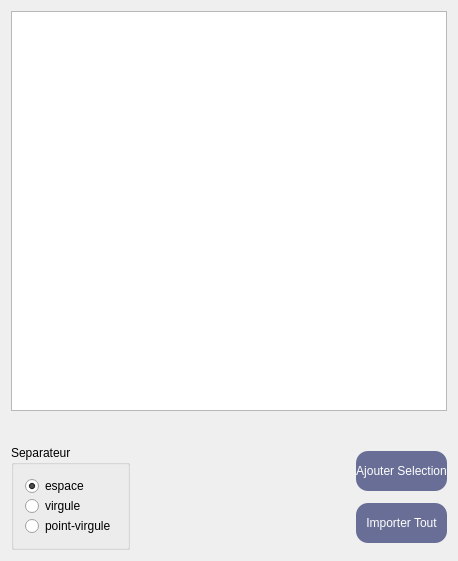
SalomePlatform/eficas_tools, file UiQT4/desSelectVal.ui: the form before one commit.
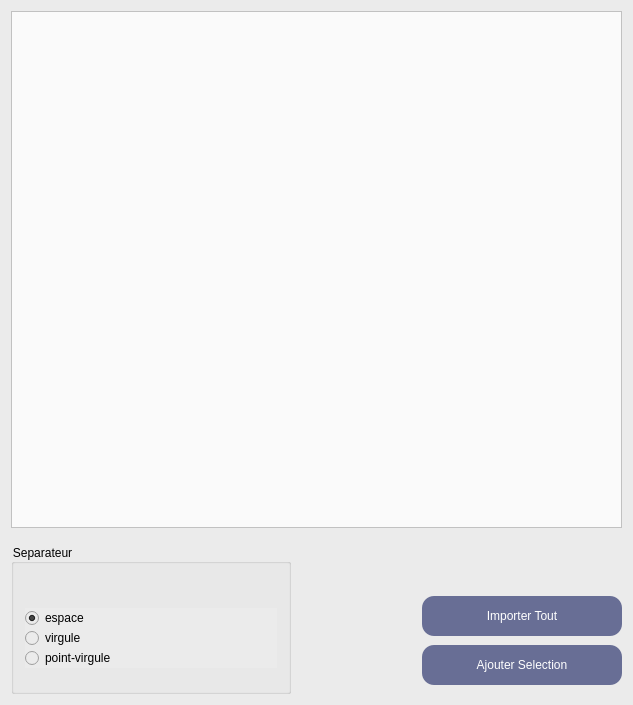
The form after the commit.

Commit message: Select Valeur dans un fichier

Diff of the .ui file:
```diff
--- a/UiQT4/desSelectVal.ui
+++ b/UiQT4/desSelectVal.ui
@@ -6,13 +6,22 @@
    <rect>
     <x>0</x>
     <y>0</y>
-    <width>458</width>
-    <height>561</height>
+    <width>633</width>
+    <height>705</height>
    </rect>
   </property>
+  <property name="sizePolicy">
+   <sizepolicy hsizetype="MinimumExpanding" vsizetype="MinimumExpanding">
+    <horstretch>0</horstretch>
+    <verstretch>0</verstretch>
+   </sizepolicy>
+  </property>
   <property name="windowTitle">
    <string>Sélection de valeurs</string>
   </property>
+  <property name="styleSheet">
+   <string notr="true">background:rgb(235,235,235)</string>
+  </property>
   <layout class="QVBoxLayout" name="verticalLayout_3">
    <item>
     <widget class="QTextEdit" name="TBtext">
@@ -22,6 +31,9 @@
        <height>400</height>
       </size>
      </property>
+     <property name="styleSheet">
+      <string notr="true">background:rgb(250,250,250)</string>
+     </property>
     </widget>
    </item>
    <item>
@@ -29,6 +41,9 @@
      <property name="orientation">
       <enum>Qt::Vertical</enum>
      </property>
+     <property name="sizeType">
+      <enum>QSizePolicy::Fixed</enum>
+     </property>
      <property name="sizeHint" stdset="0">
       <size>
        <width>20</width>
@@ -41,15 +56,60 @@
     <layout class="QHBoxLayout" name="horizontalLayout">
      <item>
       <widget class="QGroupBox" name="BGSeparateur">
+       <property name="sizePolicy">
+        <sizepolicy hsizetype="Preferred" vsizetype="Preferred">
+         <horstretch>0</horstretch>
+         <verstretch>0</verstretch>
+        </sizepolicy>
+       </property>
+       <property name="minimumSize">
+        <size>
+         <width>280</width>
+         <height>150</height>
+        </size>
+       </property>
        <property name="title">
         <string>Separateur</string>
        </property>
+       <layout class="QVBoxLayout" name="verticalLayout_4">
+        <property name="topMargin">
+         <number>15</number>
+        </property>
+        <property name="bottomMargin">
+         <number>0</number>
+        </property>
+        <item>
+         <spacer name="verticalSpacer_3">
+          <property name="orientation">
+           <enum>Qt::Vertical</enum>
+          </property>
+          <property name="sizeType">
+           <enum>QSizePolicy::Fixed</enum>
+          </property>
+          <property name="sizeHint" stdset="0">
+           <size>
+            <width>20</width>
+            <height>7</height>
+           </size>
+          </property>
+         </spacer>
+        </item>
+        <item>
        <layout class="QVBoxLayout" name="verticalLayout">
         <property name="spacing">
          <number>0</number>
         </property>
+          <property name="sizeConstraint">
+           <enum>QLayout::SetFixedSize</enum>
+          </property>
         <item>
          <widget class="QRadioButton" name="Bespace">
+            <property name="sizePolicy">
+             <sizepolicy hsizetype="Minimum" vsizetype="Fixed">
+              <horstretch>0</horstretch>
+              <verstretch>0</verstretch>
+             </sizepolicy>
+            </property>
           <property name="text">
            <string>espace</string>
           </property>
@@ -73,6 +133,8 @@
          </widget>
         </item>
        </layout>
+        </item>
+       </layout>
       </widget>
      </item>
      <item>
@@ -90,30 +152,48 @@
      </item>
      <item>
       <layout class="QVBoxLayout" name="verticalLayout_2">
+       <property name="spacing">
+        <number>0</number>
+       </property>
        <item>
-        <widget class="QPushButton" name="BImportSel">
+        <spacer name="verticalSpacer">
          <property name="minimumSize">
           <size>
-           <width>0</width>
+           <width>23</width>
+           <height>43</height>
+          </size>
+         </property>
+         <property name="orientation">
+          <enum>Qt::Vertical</enum>
+         </property>
+         <property name="sizeType">
+          <enum>QSizePolicy::Fixed</enum>
+         </property>
+         <property name="sizeHint" stdset="0">
+          <size>
+           <width>20</width>
            <height>40</height>
           </size>
          </property>
-         <property name="styleSheet">
-          <string notr="true">background-color:rgb(104,110,149);
-color :white;
-border-radius : 12px
-</string>
-         </property>
-         <property name="text">
-          <string>Ajouter Selection</string>
-         </property>
-        </widget>
+        </spacer>
        </item>
        <item>
         <widget class="QPushButton" name="BImportTout">
+         <property name="sizePolicy">
+          <sizepolicy hsizetype="Preferred" vsizetype="Preferred">
+           <horstretch>0</horstretch>
+           <verstretch>0</verstretch>
+          </sizepolicy>
+         </property>
          <property name="minimumSize">
           <size>
-           <width>0</width>
+           <width>200</width>
+           <height>40</height>
+          </size>
+         </property>
+         <property name="maximumSize">
+          <size>
+           <width>200</width>
            <height>40</height>
           </size>
          </property>
@@ -128,6 +208,37 @@
          </property>
         </widget>
        </item>
+       <item>
+        <widget class="QPushButton" name="BImportSel">
+         <property name="sizePolicy">
+          <sizepolicy hsizetype="Fixed" vsizetype="Fixed">
+           <horstretch>0</horstretch>
+           <verstretch>0</verstretch>
+          </sizepolicy>
+         </property>
+         <property name="minimumSize">
+          <size>
+           <width>200</width>
+           <height>40</height>
+          </size>
+         </property>
+         <property name="maximumSize">
+          <size>
+           <width>200</width>
+           <height>40</height>
+          </size>
+         </property>
+         <property name="styleSheet">
+          <string notr="true">background-color:rgb(104,110,149);
+color :white;
+border-radius : 12px
+</string>
+         </property>
+         <property name="text">
+          <string>Ajouter Selection</string>
+         </property>
+        </widget>
+       </item>
       </layout>
      </item>
     </layout>
```
Lines whose indentation alone changed are shown as unchanged. The commit also changes 4 other files.
